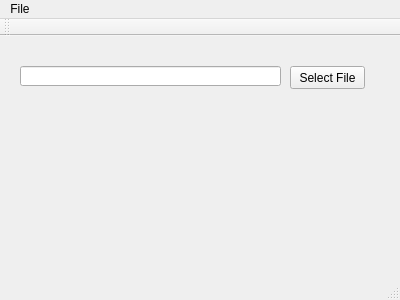
First picture: the form in CodonCounter/mainwindow.ui, repository LinaAdkins/CodonCounter, before the edit.
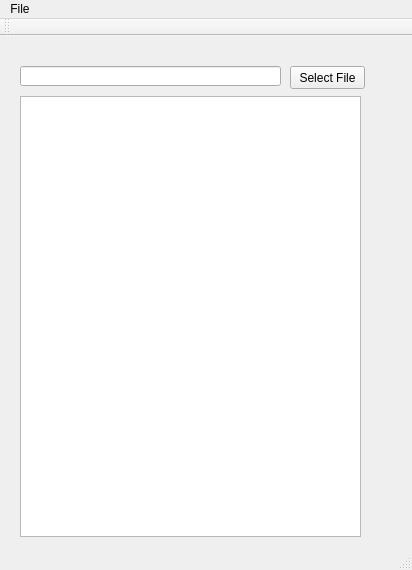
Second picture: the form after the edit.

Commit message: #NoIssue Added code for counting codons in ORFs Also added a graphics view for chart

What changed in the file:
```diff
--- a/CodonCounter/mainwindow.ui
+++ b/CodonCounter/mainwindow.ui
@@ -6,8 +6,8 @@
    <rect>
     <x>0</x>
     <y>0</y>
-    <width>400</width>
-    <height>300</height>
+    <width>412</width>
+    <height>570</height>
    </rect>
   </property>
   <property name="windowTitle">
@@ -37,13 +37,23 @@
      </rect>
     </property>
    </widget>
+   <widget class="QGraphicsView" name="gfx_Chart">
+    <property name="geometry">
+     <rect>
+      <x>20</x>
+      <y>60</y>
+      <width>341</width>
+      <height>441</height>
+     </rect>
+    </property>
+   </widget>
   </widget>
   <widget class="QMenuBar" name="menuBar">
    <property name="geometry">
     <rect>
      <x>0</x>
      <y>0</y>
-     <width>400</width>
+     <width>412</width>
      <height>21</height>
     </rect>
    </property>
```
The commit also changes 2 other files.
